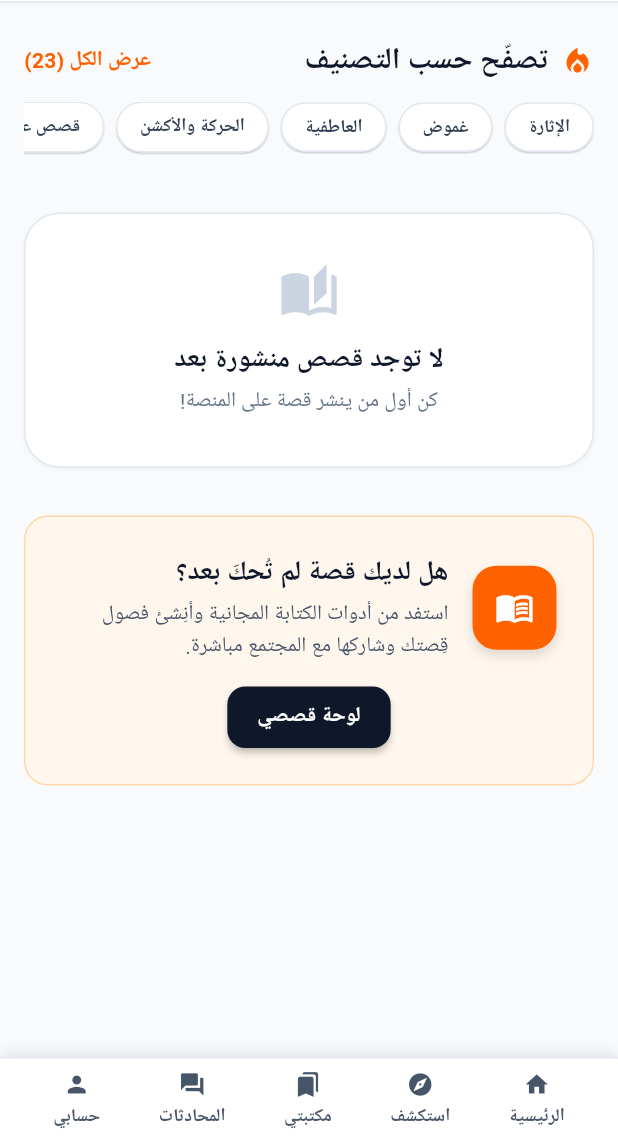
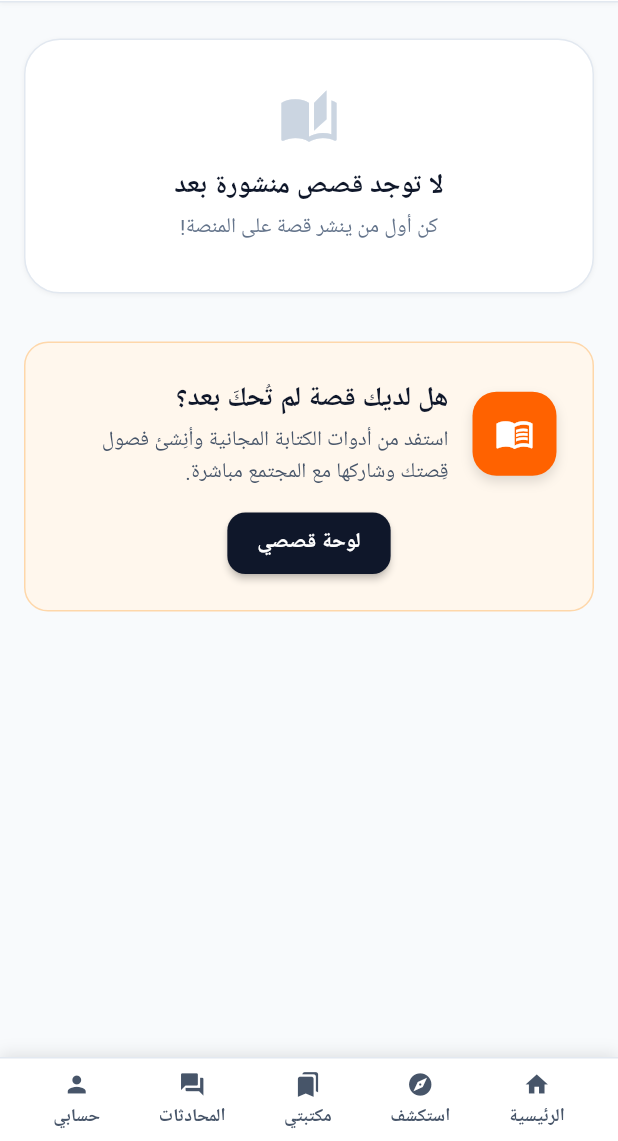
Before and after one commit to afm80/haipad, a Flutter app: the screen it shows once a user with an empty profile is signed in, on a phone screen of 412 x 824 dp, the part 95-1236 px from its top. Run offline on Flutter 3.47's test engine with Material 3 defaults, Android fonts, the phone set to English and light mode, and no system bars; our stand-ins replace cloud_firestore, firebase_auth, firebase_core, google_fonts; missing offline and left inert: dart:html; accounts and stored records are empty; network calls fail; Roboto replaces fonts that are missing (Cairo).

Commit message:
Add files via upload

```diff
--- a/lib/pages/home_page.dart
+++ b/lib/pages/home_page.dart
@@ -12,59 +12,9 @@ class HomePage extends StatelessWidget {
     return Column(
       crossAxisAlignment: CrossAxisAlignment.stretch,
       children: [
-        _genres(),
-        const SizedBox(height: 32),
         _featured(context),
         const SizedBox(height: 32),
         _banner(w),
-      ],
-    );
-  }
-
-  Widget _genres() {
-    return Column(
-      crossAxisAlignment: CrossAxisAlignment.stretch,
-      children: [
-        Row(
-          children: [
-            const Icon(Icons.local_fire_department, size: 22, color: AppColors.brand500),
-            const SizedBox(width: 8),
-            Text('تصفّح حسب التصنيف',
-                style: cairo(20, weight: FontWeight.w700, color: AppColors.slate900)),
-            const Spacer(),
-            InkWell(
-              onTap: () => app.go('explore'),
-              child: Text('عرض الكل (23)',
-                  style: cairo(14, weight: FontWeight.w700, color: AppColors.brand500)),
-            ),
-          ],
-        ),
-        const SizedBox(height: 12),
-        SingleChildScrollView(
-          scrollDirection: Axis.horizontal,
-          padding: const EdgeInsets.only(bottom: 8),
-          child: Row(
-            children: [
-              for (final g in allGenres.take(10)) ...[
-                Material(
-                  color: Colors.white,
-                  elevation: 0.5,
-                  shape: const StadiumBorder(side: BorderSide(color: AppColors.slate200)),
-                  child: InkWell(
-                    customBorder: const StadiumBorder(),
-                    onTap: () => app.filterByGenre(g),
-                    child: Padding(
-                      padding: const EdgeInsets.symmetric(horizontal: 16, vertical: 8),
-                      child: Text(g,
-                          style: cairo(12, weight: FontWeight.w700, color: AppColors.slate700)),
-                    ),
-                  ),
-                ),
-                const SizedBox(width: 8),
-              ],
-            ],
-          ),
-        ),
       ],
     );
   }
```
